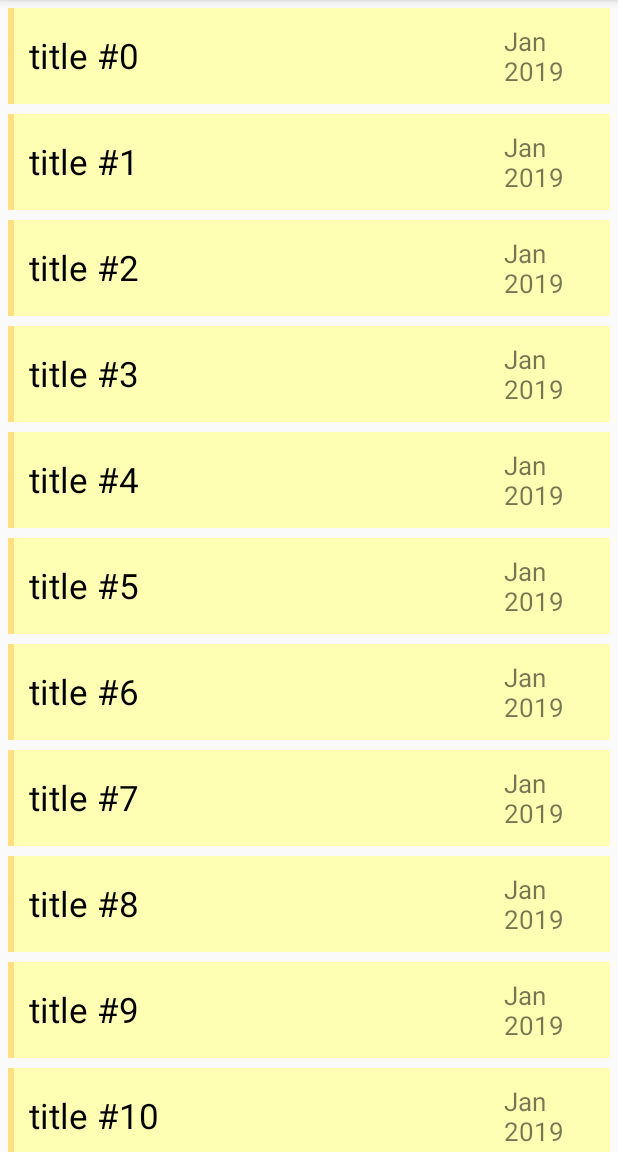
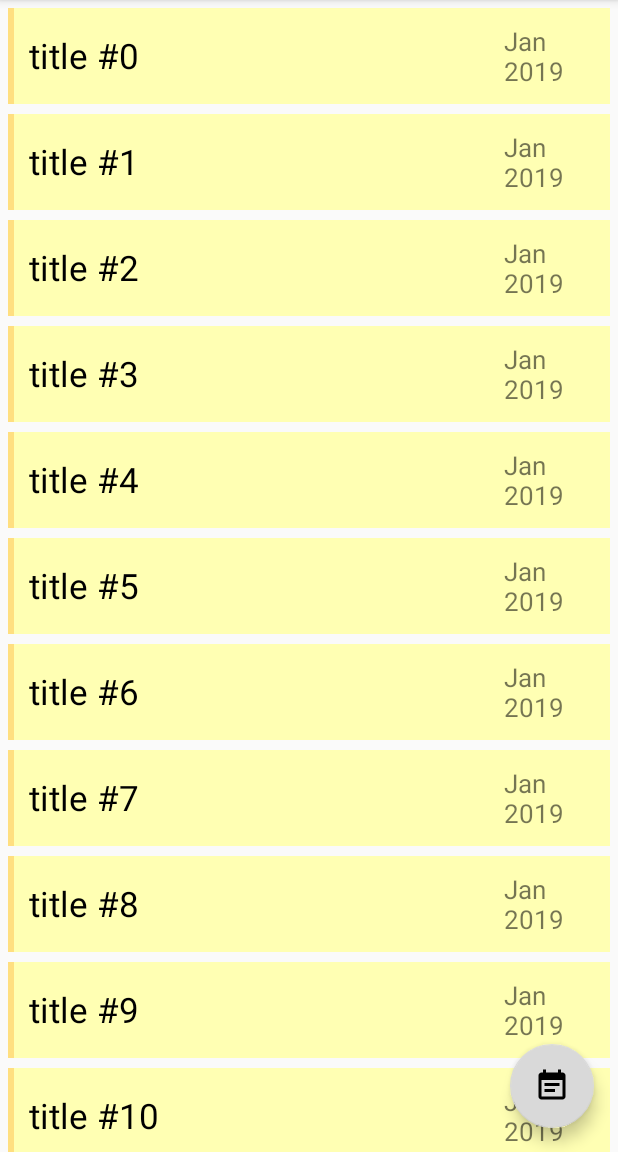
Before and after one commit to ShakilAhmedShaj/Easy_Notes, an Android app: the screen it shows after launch (NotesListActivity), on a phone screen of 412 x 824 dp, the part 84-1236 px from its top. Run offline under Robolectric (Android 15) with nearby library versions, the phone set to English and light mode, and no system bars.

Commit message:
(28) Floating Action Button OnClick to New Activity

```diff
--- a/app/src/main/java/com/t3ch/shaj/easynotes/NotesListActivity.java
+++ b/app/src/main/java/com/t3ch/shaj/easynotes/NotesListActivity.java
@@ -1,12 +1,14 @@
 package com.t3ch.shaj.easynotes;
 
 import android.content.Intent;
+import android.support.design.widget.FloatingActionButton;
 import android.support.v7.app.AppCompatActivity;
 import android.os.Bundle;
 import android.support.v7.widget.LinearLayoutManager;
 import android.support.v7.widget.RecyclerView;
 import android.support.v7.widget.Toolbar;
 import android.util.Log;
+import android.view.View;
 
 import com.t3ch.shaj.easynotes.adapters.NotesRecyclerAdapter;
 import com.t3ch.shaj.easynotes.models.Note;
@@ -14,7 +16,9 @@ import com.t3ch.shaj.easynotes.util.VerticalSpacingItemDecorator;
 
 import java.util.ArrayList;
 
-public class NotesListActivity extends AppCompatActivity implements NotesRecyclerAdapter.OnNoteListener {
+public class NotesListActivity extends AppCompatActivity implements
+        NotesRecyclerAdapter.OnNoteListener,
+        View.OnClickListener {
 
     private static final String TAG = "NotesListActivity";
 
@@ -31,6 +35,8 @@ public class NotesListActivity extends AppCompatActivity implements NotesRecycle
         setContentView(R.layout.activity_notes_list);
 
         mRecyclerView = findViewById(R.id.recyclerView);
+
+        findViewById(R.id.fab).setOnClickListener(this);
 
         initRecyclerView();
         insertFakeNotes();
@@ -74,14 +80,18 @@ public class NotesListActivity extends AppCompatActivity implements NotesRecycle
 
         Intent intent = new Intent(this, NoteActivity.class);
 
-        intent.putExtra("selected_note",mNotes.get(position));
-
-
-
+        intent.putExtra("selected_note", mNotes.get(position));
 
 
         startActivity(intent);
 
 
     }
+
+    @Override
+    public void onClick(View v) {
+        Intent intent = new Intent(this, NoteActivity.class);
+        startActivity(intent);
+
+    }
 }
--- /dev/null
+++ b/app/src/main/res/drawable/ic_event_note_black_24dp.xml
@@ -0,0 +1,9 @@
+<vector xmlns:android="http://schemas.android.com/apk/res/android"
+        android:width="24dp"
+        android:height="24dp"
+        android:viewportWidth="24.0"
+        android:viewportHeight="24.0">
+    <path
+        android:fillColor="#FF000000"
+        android:pathData="M17,10L7,10v2h10v-2zM19,3h-1L18,1h-2v2L8,3L8,1L6,1v2L5,3c-1.11,0 -1.99,0.9 -1.99,2L3,19c0,1.1 0.89,2 2,2h14c1.1,0 2,-0.9 2,-2L21,5c0,-1.1 -0.9,-2 -2,-2zM19,19L5,19L5,8h14v11zM14,14L7,14v2h7v-2z"/>
+</vector>
--- a/app/src/main/res/layout/activity_notes_list.xml
+++ b/app/src/main/res/layout/activity_notes_list.xml
@@ -31,4 +31,12 @@
 
     </android.support.v7.widget.RecyclerView>
 
+    <android.support.design.widget.FloatingActionButton
+        android:id="@+id/fab"
+        android:layout_width="wrap_content"
+        android:layout_height="wrap_content"
+        android:layout_gravity="end|bottom"
+        android:layout_margin="16dp"
+        android:src="@drawable/ic_event_note_black_24dp" />
+
 </android.support.design.widget.CoordinatorLayout>
```
